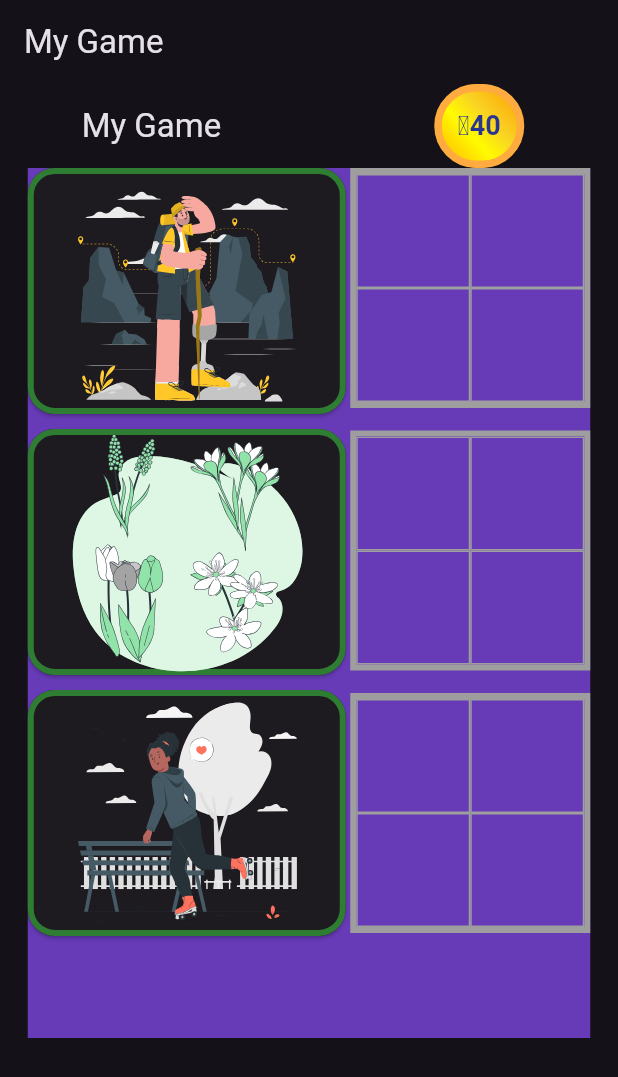
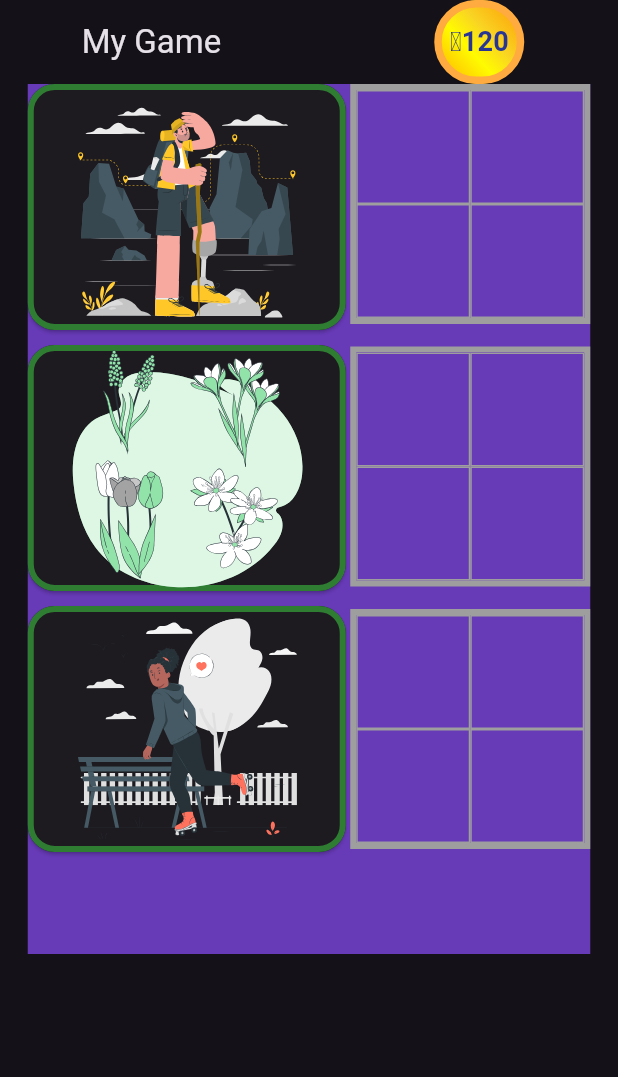
Before and after one commit to fflowio/mobile_game, a Flutter app: the Game screen opened directly, after a tap on "Start", on a phone screen of 412 x 824 dp. Shown: the top 1077 px of the screen. Run offline on Flutter 3.47's test engine with Material 3 defaults, Android fonts, the phone set to English and light mode, and no system bars; our stand-ins replace flutter_svg; statements that could not run were skipped.

Commit message:
Coin logic

```diff
--- a/lib/components/widgets.dart
+++ b/lib/components/widgets.dart
@@ -173,14 +173,14 @@ class Widgets {
     );
   }
 
-  static Padding customAppBar() {
+  static Padding customAppBar(int coins) {
     return Padding(
       padding: const EdgeInsets.symmetric(horizontal: 20),
       child:
         AppBar(
           title: const Text("My Game"),
           actions: [
-            Widgets.numberIcon(40)
+            Widgets.numberIcon(coins)
           ]
         )
     );
--- a/lib/views/solution.dart
+++ b/lib/views/solution.dart
@@ -18,18 +18,29 @@ class _GameState extends State<Game> {
   List<String> _set3 = [];
   List<List<String>> _sets = [];
   int _fullSets = 0;
+  int _coins = 120;
 
   void resetGame() async {
     debugPrint("Reset");
 
+    _set1 = [];
+    _set2 = [];
+    _set3 = [];
     _sets = [_set1, _set2, _set3];
 
-    setState(() => _showContents = "start");
+    _coins = 120;
+    _fullSets = 0;
+
+    _showContents = "start";
+
+    setState(() {  });
   }
 
   selectCard(String cardName) {
     debugPrint("Select card " + cardName);
     addCardToNextAvailableSet(cardName);
+
+    _coins -= 10;
 
     setState(() {
       _set1;
@@ -37,7 +48,7 @@ class _GameState extends State<Game> {
       _set3;
     });
 
-    if (_fullSets == 3) {
+    if (_coins == 0) {
       setState(() => _showContents = "finish");
     }
   }
@@ -123,7 +134,7 @@ class _GameState extends State<Game> {
   }
 
   Widget finishPage() {
-    String result = "You completed the game!";
+    String result = "You completed $_fullSets sets!";
 
     List<Widget> children = [
       const SizedBox(height: 40),
@@ -146,11 +157,13 @@ class _GameState extends State<Game> {
 
   Column welcome() {
     return Column(
+      mainAxisAlignment: MainAxisAlignment.start,
       children: [
         const SizedBox(height: 50),
         ImageHelpers.getPicture("assets/images/StoryboardAmico.svg", 300),
         const SizedBox(height: 50),
-          Widgets.defaultButton(resetGame, "Start")
+        Widgets.defaultButton(resetGame, "Start"),
+        const SizedBox(height: 50)
       ]
     );
   }
@@ -158,15 +171,12 @@ class _GameState extends State<Game> {
   @override
   Widget build(BuildContext context) {
     return Scaffold(
-        appBar: AppBar(
-          title: const Text("My Game")
-        ),
       body: Center(
         child: SizedBox(
           width: 375,
           child: Column(
             children: [
-                Widgets.customAppBar(),
+              Widgets.customAppBar(_coins),
               Container(
                 color: Colors.deepPurple,
                 constraints: const BoxConstraints(maxHeight: 580),
```
Also changed, not shown: img_6.png (added), 1 other file. Lines whose indentation alone changed are shown as unchanged.
